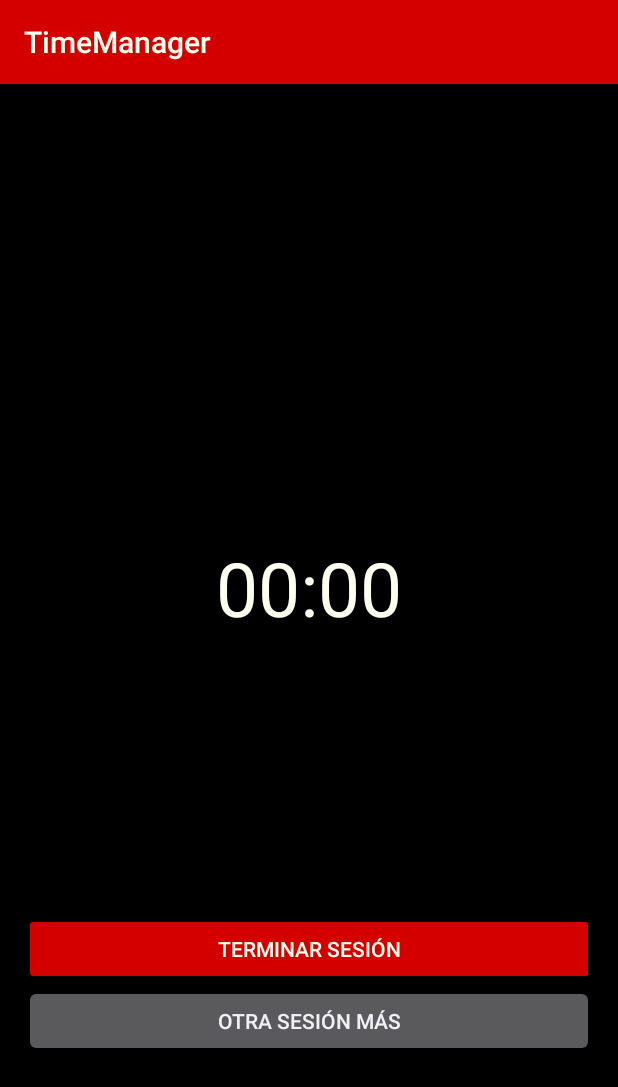
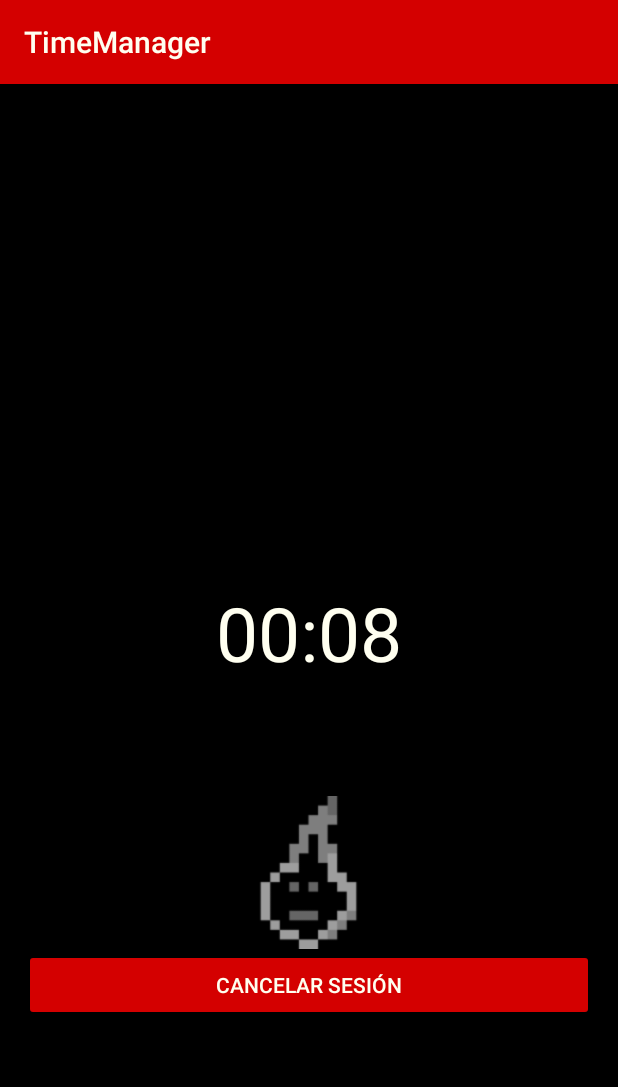
Before and after one commit to wildVeli/PMDTimeApp, an Android app: the Cronometro screen opened directly, with no data from a screen before it, on a phone screen of 412 x 824 dp. Shown: the top 1087 px of the screen. Run offline under Robolectric (Android 15) with nearby library versions, the phone set to English and light mode, and no system bars.

Commit message:
transition,animations and music
1 transition, 1 animation and 1 track of music in cronometro,(in sesion)

```diff
--- a/AplicacionProyecto/app/src/main/java/com/example/a2dam/aplicacionproyecto/Cronometro.java
+++ b/AplicacionProyecto/app/src/main/java/com/example/a2dam/aplicacionproyecto/Cronometro.java
@@ -1,7 +1,9 @@
 package com.example.a2dam.aplicacionproyecto;
 
+import android.graphics.drawable.AnimationDrawable;
+import android.graphics.drawable.TransitionDrawable;
+import android.media.MediaPlayer;
 import android.os.Build;
-import android.os.CountDownTimer;
 import android.os.Environment;
 import android.os.SystemClock;
 import android.os.Vibrator;
@@ -11,8 +13,9 @@ import android.os.Bundle;
 import android.view.View;
 import android.widget.Button;
 import android.widget.Chronometer;
+
+import android.widget.ImageView;
 import android.widget.LinearLayout;
-import android.widget.TextView;
 
 import java.io.EOFException;
 import java.io.File;
@@ -22,7 +25,7 @@ import java.io.FileOutputStream;
 import java.io.IOException;
 import java.io.ObjectInputStream;
 import java.io.ObjectOutputStream;
-import java.text.ChoiceFormat;
+import java.util.ArrayList;
 
 import static android.widget.LinearLayout.*;
 
@@ -38,6 +41,10 @@ public class Cronometro extends AppCompatActivity implements DialogFragmentCance
     int sec;
     String nameCurrentTask;
     Boolean chronoStoped=false;
+    MediaPlayer mediaPlayer;
+    ArrayList<Integer> songs;
+    AnimationDrawable flami;
+    TransitionDrawable transitionDrawable;
 
     Chronometer chronometer;
     @RequiresApi(api = Build.VERSION_CODES.N)
@@ -47,6 +54,9 @@ public class Cronometro extends AppCompatActivity implements DialogFragmentCance
         setContentView(R.layout.activity_cronometro);
         stopChrono=(Button)findViewById(R.id.btnStopChrono);
         chrono=(Chronometer)findViewById(R.id.chronometer);
+        //Añadido de musica
+        songs = new ArrayList<Integer>();
+        songs.add(R.raw.titlescreen);
 
         min=getIntent().getIntExtra("minutes",0);
         sec=getIntent().getIntExtra("seconds",0);
@@ -61,12 +71,19 @@ public class Cronometro extends AppCompatActivity implements DialogFragmentCance
                     cs.show(getFragmentManager(),"cancelar");
                     //chrono.stop();
                 }else{
+                    //Si se termina la sesión antes de acabar la musica se para el reproductor
+                    if(mediaPlayer.isPlaying()) {
+                        mediaPlayer.release();
+                    }
                     endActivityApp();
                 }
 
 
             }
         });
+        //Tiempo modificado para probar aplicación
+        min=0;
+        sec=10;
 
 
 
@@ -85,6 +102,20 @@ public class Cronometro extends AppCompatActivity implements DialogFragmentCance
         final LinearLayout layout=(LinearLayout)findViewById(R.id.activity_cronometro);
         final LinearLayout.LayoutParams lp = new LinearLayout.LayoutParams(LinearLayout.LayoutParams.MATCH_PARENT, LinearLayout.LayoutParams.WRAP_CONTENT);
 
+        //Animación
+        //Donde se añadira la animación
+        final ImageView image =(android.widget.ImageView) findViewById(R.id.imageViewFlami);
+        image.setBackgroundResource(R.drawable.animation);
+        flami = (AnimationDrawable) image.getBackground();
+        image.setVisibility(View.INVISIBLE);
+
+        //Transition
+        ImageView transition = (android.widget.ImageView)findViewById(R.id.transitionFlami);
+        transitionDrawable = (TransitionDrawable) getDrawable(R.drawable.transition);
+        transition.setImageDrawable(transitionDrawable);
+        transitionDrawable.setCrossFadeEnabled(true);
+
+
         chrono.setOnChronometerTickListener(new Chronometer.OnChronometerTickListener() {
             @Override
             public void onChronometerTick(Chronometer chronometer) {
@@ -98,6 +129,17 @@ public class Cronometro extends AppCompatActivity implements DialogFragmentCance
                     // Vibrate for 500 milliseconds
                     v.vibrate(500);
 
+                    //Animación
+                    image.setVisibility(View.VISIBLE);
+                    flami.start();
+                    //Transition
+                    transitionDrawable.startTransition(2000);
+
+
+                    //Comienza la música al acabar la tarea
+                    mediaPlayer= MediaPlayer.create(getApplicationContext(),songs.get(0));
+                    mediaPlayer.start();
+
                     try {
                         saveTaskTime();
                     } catch (IOException e) {
@@ -107,7 +149,7 @@ public class Cronometro extends AppCompatActivity implements DialogFragmentCance
                 }
             }
         });
-
+        //Reinicia la sesión de cronometro
         button.setOnClickListener(new OnClickListener() {
             @Override
             public void onClick(View v) {
@@ -119,6 +161,17 @@ public class Cronometro extends AppCompatActivity implements DialogFragmentCance
 
                 stopChrono.setText(R.string.stopChrono);
 
+                //Para y esconde la animación
+                flami.stop();
+                image.setVisibility(View.INVISIBLE);
+
+                //Si la musica sigue sonando al reiniciar la sesión, para
+                if(mediaPlayer.isPlaying()) {
+                    mediaPlayer.release();
+                }
+
+                //Transition reverse
+                transitionDrawable.reverseTransition(3000);
             }
         });
 
--- /dev/null
+++ b/AplicacionProyecto/app/src/main/res/drawable/animation.xml
@@ -0,0 +1,7 @@
+<?xml version="1.0" encoding="utf-8"?>
+<animation-list xmlns:android="http://schemas.android.com/apk/res/android" android:oneshot="false">
+    <item android:drawable="@drawable/flami1" android:duration="200"/>
+    <item android:drawable="@drawable/flami2" android:duration="200"/>
+    <item android:drawable="@drawable/flami3" android:duration="200"/>
+
+</animation-list>
--- /dev/null
+++ b/AplicacionProyecto/app/src/main/res/drawable/transition.xml
@@ -0,0 +1,7 @@
+<?xml version="1.0" encoding="utf-8"?>
+<transition xmlns:android="http://schemas.android.com/apk/res/android" android:oneshot="false">
+    <item android:drawable="@drawable/flami1"/>
+
+    <item android:drawable="@drawable/flami3"/>
+
+</transition>
--- a/AplicacionProyecto/app/src/main/res/layout/activity_cronometro.xml
+++ b/AplicacionProyecto/app/src/main/res/layout/activity_cronometro.xml
@@ -1,5 +1,6 @@
 <?xml version="1.0" encoding="utf-8"?>
 <LinearLayout xmlns:android="http://schemas.android.com/apk/res/android"
+    xmlns:app="http://schemas.android.com/apk/res-auto"
     xmlns:tools="http://schemas.android.com/tools"
     android:id="@+id/activity_cronometro"
     android:layout_width="match_parent"
@@ -12,12 +13,24 @@
     tools:context="com.example.a2dam.aplicacionproyecto.Cronometro"
     android:gravity="center">
 
+    <ImageView
+        android:id="@+id/imageViewFlami"
+        android:layout_width="119dp"
+        android:layout_height="113dp"
+        app:srcCompat="@android:color/transparent" />
+
     <Chronometer
         android:id="@+id/chronometer"
         android:layout_width="match_parent"
-        android:layout_height="434dp"
+        android:layout_height="218dp"
         android:gravity="center"
         android:textSize="50dp" />
+
+    <ImageView
+        android:id="@+id/transitionFlami"
+        android:layout_width="115dp"
+        android:layout_height="102dp"
+        app:srcCompat="@android:color/transparent" />
 
     <Button
         android:id="@+id/btnStopChrono"
--- /dev/null
+++ b/AplicacionProyecto/app/src/main/res/raw/musiccredits.txt
@@ -0,0 +1,4 @@
+Music from OpenGameArt.org
+
+link:https://opengameart.org/content/5-chiptunes-action
+Author:SubspaceAudio/Juhani Junkala
```
Also changed, not shown: AplicacionProyecto/app/src/main/res/drawable/flami1.png (added), AplicacionProyecto/app/src/main/res/drawable/flami2.png (added), AplicacionProyecto/app/src/main/res/drawable/flami3.png (added), AplicacionProyecto/app/src/main/res/drawable/flami4.png (added), AplicacionProyecto/app/src/main/res/drawable/flami5.png (added), 1 other file.
